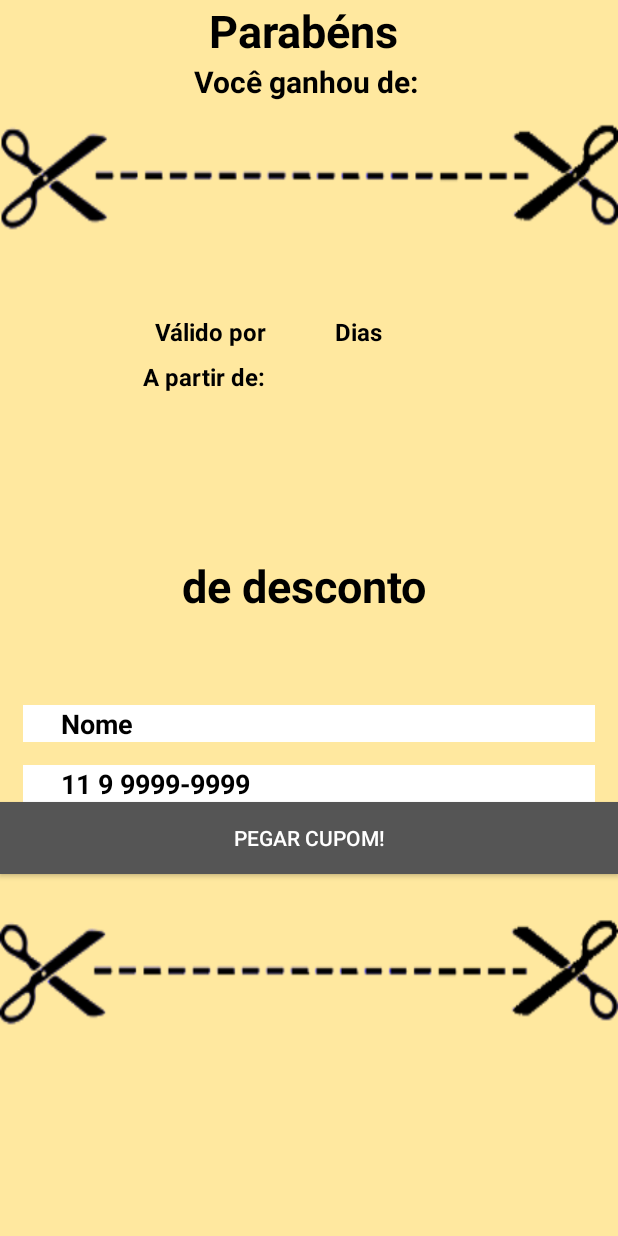
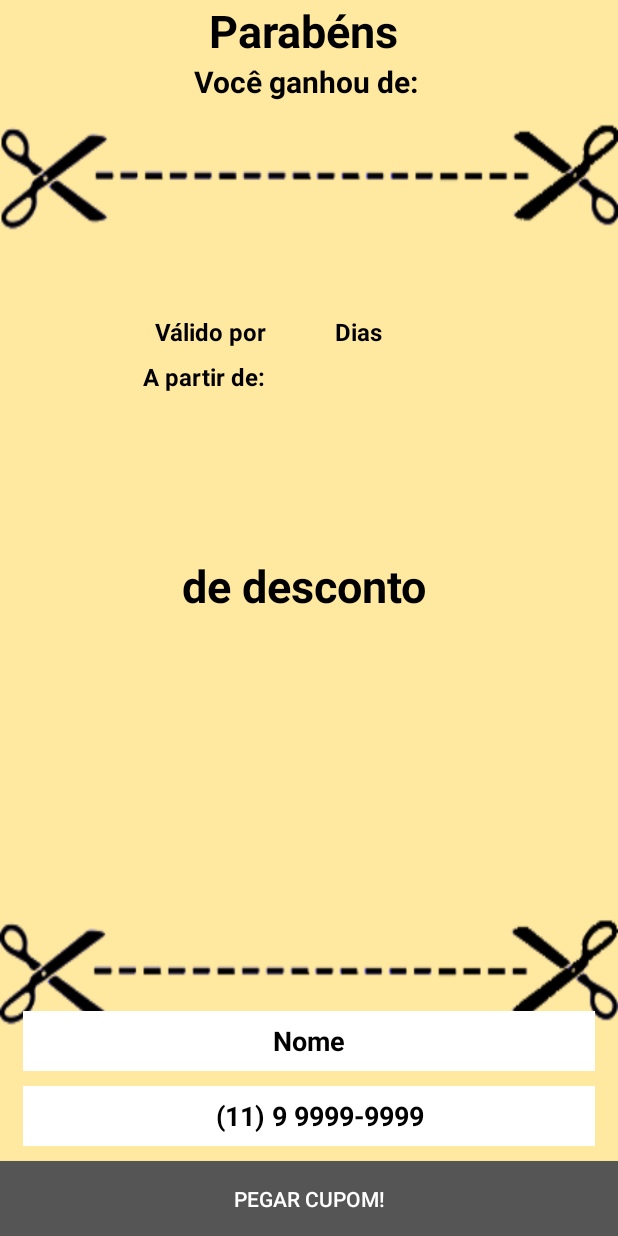
Before and after one commit to Jemisson/SoftmarkQRcode, an Android app: the DisplayCoupon screen opened directly, with no data from a screen before it, on a phone screen of 412 x 824 dp. Run offline under Robolectric (Android 15) with nearby library versions, the phone set to English and light mode, and no system bars; 7 statements that could not run were skipped.

Commit message:
Buttons, fields has benn finished

```diff
--- a/app/src/main/res/layout/activity_display_coupon.xml
+++ b/app/src/main/res/layout/activity_display_coupon.xml
@@ -6,7 +6,8 @@
     android:layout_height="match_parent"
     android:background="@drawable/fundo"
     android:orientation="vertical"
-    android:theme="@style/Theme.AppCompat.NoActionBar">
+    android:theme="@style/Theme.AppCompat.NoActionBar"
+    android:weightSum="1">
 
     <LinearLayout
         android:layout_width="match_parent"
@@ -156,49 +157,65 @@
 
     </LinearLayout>
 
-    <LinearLayout
+    <RelativeLayout
+        android:layout_width="match_parent"
+        android:layout_height="wrap_content"
+        android:layout_alignParentBottom="true"
+        android:orientation="vertical">
+
+        <RelativeLayout
             android:layout_width="match_parent"
             android:layout_height="match_parent"
-        android:layout_marginTop="20dp"
-        android:orientation="vertical">
-
+            android:layout_marginBottom="60dp">
 
             <EditText
                 android:id="@+id/name"
                 android:layout_width="match_parent"
-            android:layout_height="wrap_content"
-            android:background="@android:color/background_light"
-            android:hint="Nome"
-            android:paddingLeft="25dp"
+                android:layout_height="40dp"
+                android:layout_alignParentBottom="true"
+                android:layout_marginBottom="50dp"
                 android:layout_marginLeft="15dp"
                 android:layout_marginRight="15dp"
-            android:textColor="@android:color/black"
-            android:textColorHint="@android:color/black"
-            android:textStyle="bold" />
-        <EditText
-            android:id="@+id/phone"
-            android:layout_width="match_parent"
-            android:layout_height="wrap_content"
-            android:background="@android:color/background_light"
-            android:hint="11 9 9999-9999"
-            android:paddingLeft="25dp"
-            android:layout_marginTop="15dp"
-            android:layout_marginLeft="15dp"
-            android:layout_marginRight="15dp"
+                android:background="#ffffffff"
+                android:hint="Nome"
+                android:selectAllOnFocus="false"
+                android:singleLine="false"
+                android:textAlignment="center"
                 android:textColor="@android:color/black"
                 android:textColorHint="@android:color/black"
                 android:textStyle="bold" />
 
-        <Button
+            <EditText
+                android:id="@+id/phone"
                 android:layout_width="match_parent"
-            android:layout_height="wrap_content"
-            android:text="pegar cupom!"
-            android:id="@+id/btnSubmit"
-            android:background="#555"
+                android:layout_height="40dp"
                 android:layout_alignParentBottom="true"
-            android:layout_centerHorizontal="true"/>
+                android:layout_marginLeft="15dp"
+                android:layout_marginRight="15dp"
+                android:background="@android:color/background_light"
+                android:hint="(11) 9 9999-9999"
+                android:paddingLeft="15dp"
+                android:textAlignment="center"
+                android:textColor="@android:color/black"
+                android:textColorHint="@android:color/black"
+                android:textStyle="bold" />
+        </RelativeLayout>
 
 
-    </LinearLayout>
+        <Button
+            android:id="@+id/btnSubmit"
+            android:layout_width="match_parent"
+            android:layout_height="50dp"
+            android:layout_alignParentBottom="true"
+            android:layout_centerHorizontal="true"
+            android:layout_gravity="bottom"
+            android:layout_marginBottom="0dp"
+            android:allowUndo="false"
+            android:background="#555"
+            android:paddingBottom="0dp"
+            android:text="pegar cupom!" />
+
+
+    </RelativeLayout>
 
 </LinearLayout>
```
Also changed, not shown: app/src/main/java/br/com/jemison/sotmarkqrcode/DisplayCoupon.java (+31 -8 lines), app/src/main/java/br/com/jemison/sotmarkqrcode/MainActivity.java (+8 -0 lines). Lines whose indentation alone changed are shown as unchanged.
